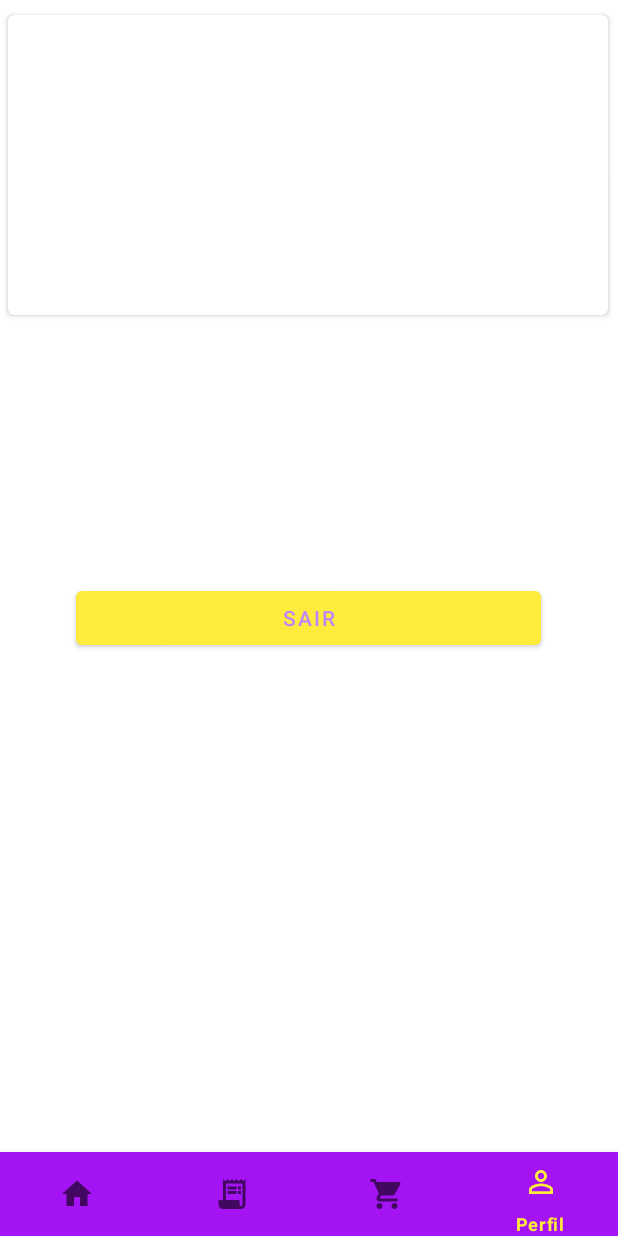
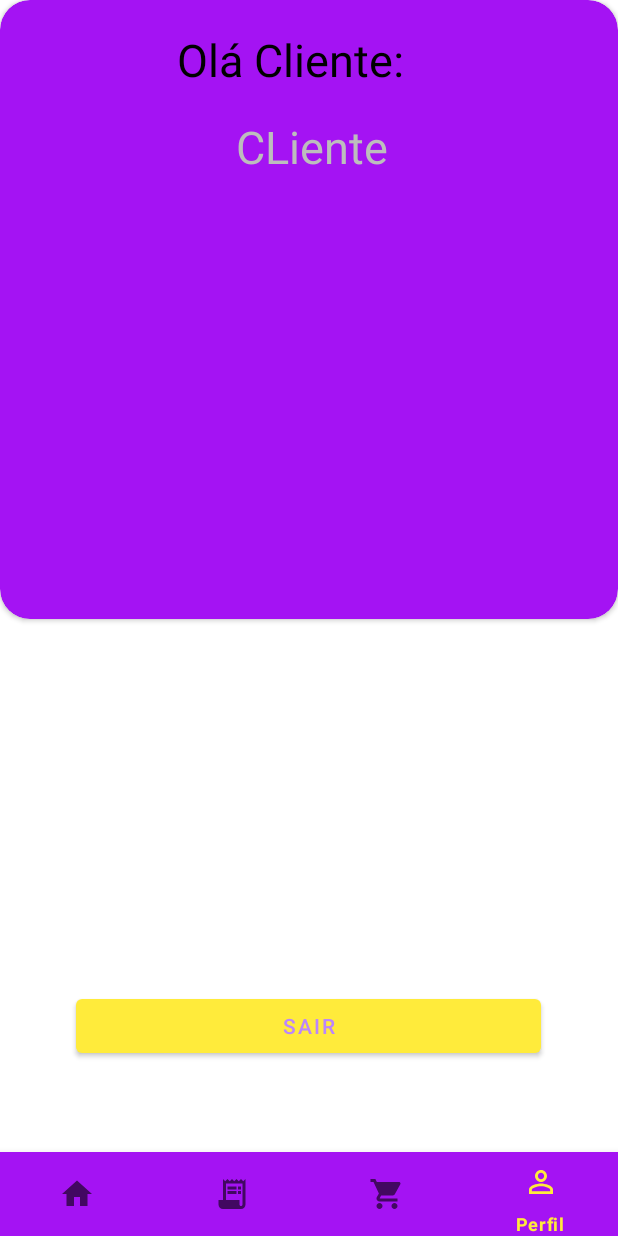
Before and after one commit to DavydeSouza/DEJTCC, an Android app: the screen it shows after launch once a user with an empty profile is signed in (MainActivity), item 4 of the bottom bar chosen, on a phone screen of 412 x 824 dp. Run offline under Robolectric (Android 15) with nearby library versions, the phone set to English and light mode, and no system bars; our stand-ins replace Firebase (no records; nobody signed in at launch, a user with empty details on screens opened directly); 1 statement that could not run was skipped.

Commit message:
5- Tristeza infinita:(

```diff
--- a/app/src/main/java/com/example/dejtcc/Fragments/HomeFragment.java
+++ b/app/src/main/java/com/example/dejtcc/Fragments/HomeFragment.java
@@ -9,8 +9,11 @@ import android.view.View;
 import android.view.ViewGroup;
 
 import com.example.dejtcc.R;
+import com.google.android.material.floatingactionbutton.FloatingActionButton;
 
 public class HomeFragment extends Fragment {
+
+    FloatingActionButton floatingActionButton;
 
     @Override
     public void onCreate(Bundle savedInstanceState) {
--- a/app/src/main/java/com/example/dejtcc/Fragments/ProfileFragments.java
+++ b/app/src/main/java/com/example/dejtcc/Fragments/ProfileFragments.java
@@ -3,24 +3,34 @@ package com.example.dejtcc.Fragments;
 import android.content.Intent;
 import android.os.Bundle;
 
+import androidx.annotation.Nullable;
 import androidx.fragment.app.Fragment;
 
 import android.view.LayoutInflater;
 import android.view.View;
 import android.view.ViewGroup;
 import android.widget.Button;
+import android.widget.TextView;
 import android.widget.Toast;
 
 import com.example.dejtcc.Activity.Login;
 import com.example.dejtcc.R;
 import com.google.firebase.auth.FirebaseAuth;
+import com.google.firebase.firestore.DocumentReference;
+import com.google.firebase.firestore.DocumentSnapshot;
+import com.google.firebase.firestore.EventListener;
+import com.google.firebase.firestore.FirebaseFirestore;
+import com.google.firebase.firestore.FirebaseFirestoreException;
 
 
 public class ProfileFragments extends Fragment {
 
     Button btSair;
+    private FirebaseFirestore db = FirebaseFirestore.getInstance();
     View view;
     private FirebaseAuth mAuth;
+    TextView nameUser;
+
 
    @Override
     public void onCreate(Bundle savedInstanceState) {
@@ -48,7 +58,29 @@ public class ProfileFragments extends Fragment {
 
         return view;
     }
+
+    @Override
+    public void onStart() {
+        super.onStart();
+        RecuperaInfo();
+    }
+
     private void IniciarComponents(){
         mAuth = FirebaseAuth.getInstance();
     }
+    public void RecuperaInfo(){
+        String UserID = FirebaseAuth.getInstance().getCurrentUser().getUid();
+        if(UserID != null){
+            nameUser =(TextView) getActivity().findViewById(R.id.nameUser);
+            DocumentReference documentReference = db.collection("usuarios").document(UserID);
+            documentReference.addSnapshotListener(new EventListener<DocumentSnapshot>() {
+                @Override
+                public void onEvent(@Nullable DocumentSnapshot value, @Nullable FirebaseFirestoreException error) {
+                    if(value != null){
+                    nameUser.setText(value.getString("nomes").toString());
+                    }
+                }
+            });
+        }
+    }
 }
--- a/app/src/main/res/layout/fragment_home.xml
+++ b/app/src/main/res/layout/fragment_home.xml
@@ -55,6 +55,7 @@
     </androidx.cardview.widget.CardView>
 
     <com.google.android.material.floatingactionbutton.FloatingActionButton
+        android:id="@+id/fbADD"
         android:layout_width="57dp"
         android:layout_height="55dp"
         android:layout_marginEnd="16dp"
--- a/app/src/main/res/layout/fragment_profile_fragments.xml
+++ b/app/src/main/res/layout/fragment_profile_fragments.xml
@@ -1,30 +1,80 @@
 <?xml version="1.0" encoding="utf-8"?>
-<FrameLayout xmlns:android="http://schemas.android.com/apk/res/android"
+<androidx.constraintlayout.widget.ConstraintLayout xmlns:android="http://schemas.android.com/apk/res/android"
     xmlns:tools="http://schemas.android.com/tools"
     android:layout_width="match_parent"
     android:layout_height="match_parent"
+    xmlns:app="http://schemas.android.com/apk/res-auto"
     xmlns:card_view="http://schemas.android.com/apk/res-auto"
     tools:context=".Fragments.ProfileFragments">
+    <androidx.cardview.widget.CardView
+        android:id="@+id/cv"
+        android:layout_width="match_parent"
+        android:layout_height="wrap_content"
+        android:backgroundTint="#A413F3"
+        app:cardCornerRadius="20sp"
+        app:layout_constraintEnd_toEndOf="parent"
+        app:layout_constraintStart_toStartOf="parent"
+        app:layout_constraintTop_toTopOf="parent">
+
+        <RelativeLayout
+            android:layout_width="395dp"
+            android:layout_height="407dp"
+            android:layout_marginLeft="5sp"
+            android:layout_marginTop="5sp"
+            android:layout_marginRight="5sp"
+            android:padding="16dp"
+
+            app:layout_constraintEnd_toEndOf="parent"
+            app:layout_constraintStart_toStartOf="parent"
+            app:layout_constraintTop_toBottomOf="parent">
+
+            <TextView
+                android:id="@+id/Welcome"
+                android:layout_width="189dp"
+                android:layout_height="wrap_content"
+                android:layout_alignParentStart="true"
+                android:layout_alignParentTop="true"
+                android:layout_marginStart="93dp"
+                android:layout_marginTop="14dp"
+                android:text="Olá Cliente:"
+                android:textAlignment="center"
+                android:textColor="@color/black"
+                android:textSize="30sp" />
+
+            <TextView
+                android:id="@+id/nameUser"
+                android:layout_width="195dp"
+                android:layout_height="wrap_content"
+                android:layout_below="@+id/Welcome"
+                android:layout_alignParentStart="true"
+                android:layout_alignParentEnd="true"
+                android:layout_marginStart="129dp"
+                android:layout_marginTop="17dp"
+                android:layout_marginEnd="119dp"
+                android:text="CLiente"
+                android:textAlignment="center"
+                android:textColor="@color/gray_400"
+                android:textSize="30sp" />
+        </RelativeLayout>
 
 
-    <androidx.cardview.widget.CardView
-        android:id="@+id/card_view"
-        android:layout_width="400sp"
-        android:layout_marginLeft="5sp"
-        android:layout_marginRight="5sp"
-        android:layout_height="200sp"
-        android:layout_marginTop="10sp"
-        card_view:cardCornerRadius="4dp"
-        />
+    </androidx.cardview.widget.CardView>
+
+
+
 
     <Button
         android:id="@+id/btSair"
         android:layout_width="310dp"
         android:layout_height="wrap_content"
         android:layout_gravity="center"
+        android:layout_marginBottom="116dp"
         android:text="Sair"
+
         android:textColor="@color/purple_200"
+        card_view:layout_constraintBottom_toBottomOf="parent"
+        card_view:layout_constraintEnd_toEndOf="parent"
+        card_view:layout_constraintHorizontal_bias="0.495"
+        card_view:layout_constraintStart_toStartOf="parent" />
 
-        />
-
-</FrameLayout>
+</androidx.constraintlayout.widget.ConstraintLayout>
--- a/app/src/main/res/values-night/themes.xml
+++ b/app/src/main/res/values-night/themes.xml
@@ -13,4 +13,11 @@
         <item name="android:statusBarColor" tools:targetApi="l">?attr/colorPrimaryVariant</item>
         <!-- Customize your theme here. -->
     </style>
+    <style name="Theme.DEJTCC.NoActionBarAndStatusBar">
+        <item name="windowActionBar">false</item>
+        <item name="windowNoTitle">true</item>
+        <item name="android:windowTranslucentStatus">true</item>
+        <item name="android:windowTranslucentNavigation">true</item>
+        <item name="android:fitsSystemWindows">true</item>
+    </style>
 </resources>
```
